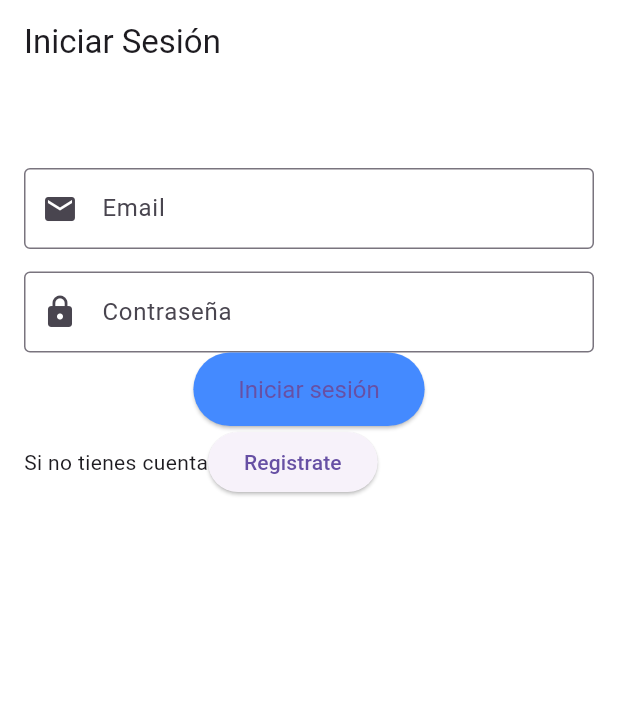
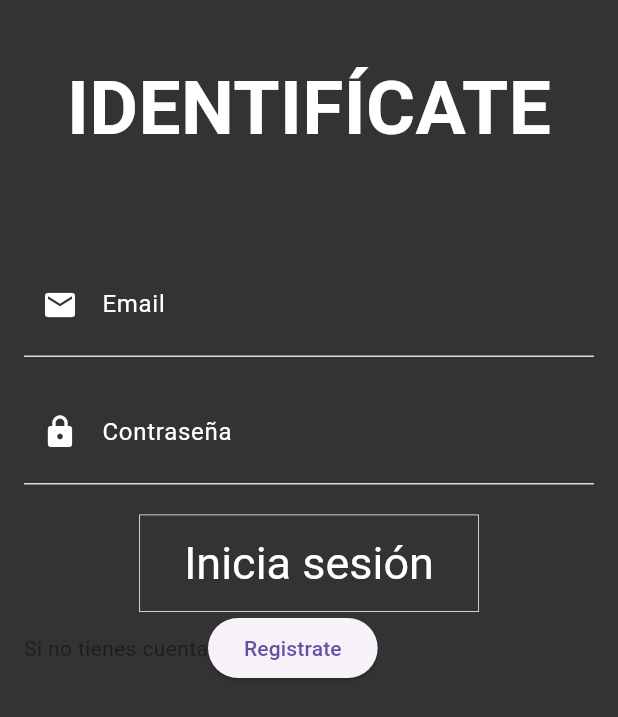
Before and after one commit to adree3/TrabajoFinalDesarrolloPeluqueria, a Flutter app: the screen it shows after launch, on a phone screen of 412 x 824 dp. Shown: the top 717 px of the screen. Run offline on Flutter 3.47's test engine with Material 3 defaults, Android fonts, the phone set to English and light mode, and no system bars; our stand-ins replace sqflite, sqflite_common_ffi, table_calendar; accounts and stored records are empty.

Commit message:
iniciar sesion bonito, falta el degradado del fondo y un poco mas

```diff
--- a/lib/estructura/P1-IniciarSesion.dart
+++ b/lib/estructura/P1-IniciarSesion.dart
@@ -44,11 +44,7 @@ class _Principal extends State<IniciarSesion>{
   @override
   Widget build(BuildContext context) {
     return Scaffold(
-      backgroundColor: const Color(0x00d4e7ee),
-      appBar: AppBar(
-        title: const Text("Iniciar Sesión"),
-        backgroundColor: const Color(0x004C6770),
-      ),
+      backgroundColor: Color.fromARGB(255, 51, 51, 51),
       body: Padding(
         padding: const EdgeInsets.all(16),
         child: SingleChildScrollView(
@@ -58,28 +54,30 @@ class _Principal extends State<IniciarSesion>{
                 child: Column(
                   mainAxisAlignment: MainAxisAlignment.center,
                   children: [
-                    const SizedBox(height: 40,),
+                    const SizedBox(height: 20,),
+                    Text("IDENTIFÍCATE", style: TextStyle(color: Colors.white, fontSize: 50, fontWeight: FontWeight.bold)),
+                    const SizedBox(height: 60,),
                       Form(
                         key: _formKey,
-                      child:
-                      Column(
+                        child: Container(
+                          width: 700,
+                          child: Column(
                             children: [
                             TextFormField(
-
                               controller: _emailController,
                               validator: (value){
                                 if(value == null||value.isEmpty){
                                   return "Introduce un email";
                                 }
                                 return null;
-
                               },
                               decoration: const InputDecoration(
                                 labelText: "Email",
-                              border: OutlineInputBorder(),
-                              prefixIcon: Icon(Icons.email),
+                                prefixIcon: Icon(Icons.email,),
                                 contentPadding: EdgeInsets.symmetric(vertical: 15, horizontal: 20)
+
                               ),
+                              style: TextStyle(color: Color(0xFFfdf7e5)),
 
                             ),
                             const SizedBox(height: 15,),
@@ -94,22 +92,35 @@ class _Principal extends State<IniciarSesion>{
                               },
                               decoration: const InputDecoration(
                                 labelText: "Contraseña",
-                              border: OutlineInputBorder(),
                                 prefixIcon: Icon(Icons.lock),
                                 contentPadding: EdgeInsets.symmetric(vertical: 15, horizontal: 20)
                               ),
+                              style: TextStyle(color: Color(0xFFfdf7e5)),
 
                             ),
+                            const SizedBox(height: 20,),
                             ElevatedButton(onPressed: () {
                               if(_formKey.currentState!.validate()){
                                   _login();
                                 }
                             },style: ElevatedButton.styleFrom(
-                            backgroundColor: Colors.blueAccent,
+                              backgroundColor: Colors.transparent,
+                              shadowColor: Colors.transparent,
+                              foregroundColor: Color(0xFFffffff),
                               padding: const EdgeInsets.symmetric(vertical: 15, horizontal: 30),
-                            textStyle: const TextStyle(fontSize: 16),
+                              textStyle: const TextStyle(fontSize: 30),
+                              shape: const RoundedRectangleBorder(
+                                borderRadius: BorderRadius.zero,
+                                side: BorderSide(
+                                  color: Colors.white,
+                                  width: 0.5
+                                )
+
+                              )
+
                             ),
-                          child: const Text("Iniciar sesión")),
+                            child: const Text("Inicia sesión")),
+
                             Row(
                               children: [
                                 const Text("Si no tienes cuenta"),
@@ -119,8 +130,11 @@ class _Principal extends State<IniciarSesion>{
                               ],
                             )
                           ],
+                          ),
+
                         )
                       )
+
                   ],
                 ),
               )
--- a/lib/main.dart
+++ b/lib/main.dart
@@ -23,8 +23,22 @@ class MainApp extends StatelessWidget {
 
   @override
   Widget build(BuildContext context) {
-    return const MaterialApp(
-      home: IniciarSesion()
+    return  MaterialApp(
+      theme: ThemeData(
+        inputDecorationTheme: const InputDecorationTheme(
+          labelStyle: TextStyle(color: Colors.white),
+          enabledBorder: UnderlineInputBorder(
+            borderSide: BorderSide(color: Color.fromARGB(255, 223, 222, 222))
+          ),
+          focusedBorder: UnderlineInputBorder(
+            borderSide: BorderSide(color: Colors.white)
+          ),
+          prefixIconColor: Colors.white
+
+        )
+      ),
+      home: const IniciarSesion(),
+      debugShowCheckedModeBanner: false,
     );
   }
 }
```
Lines whose indentation alone changed are shown as unchanged.
